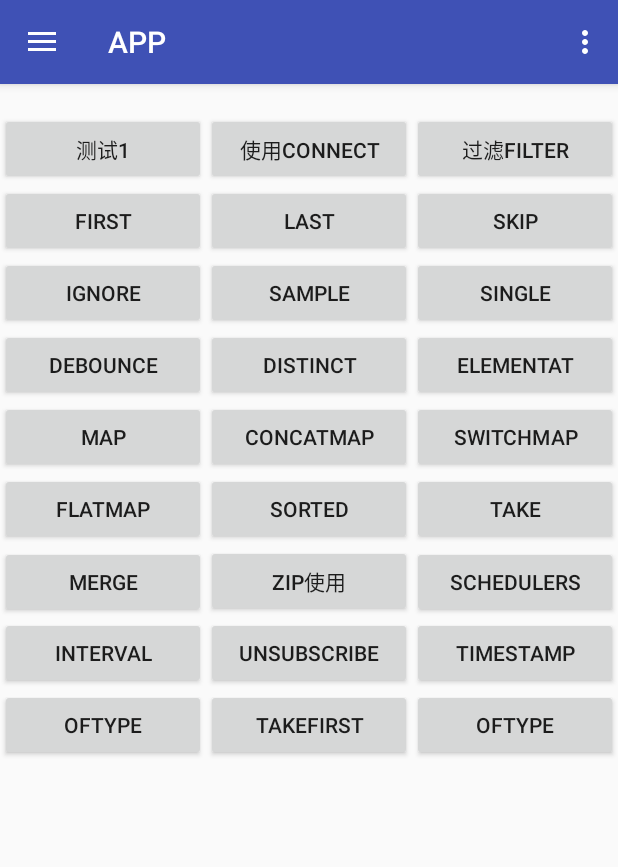
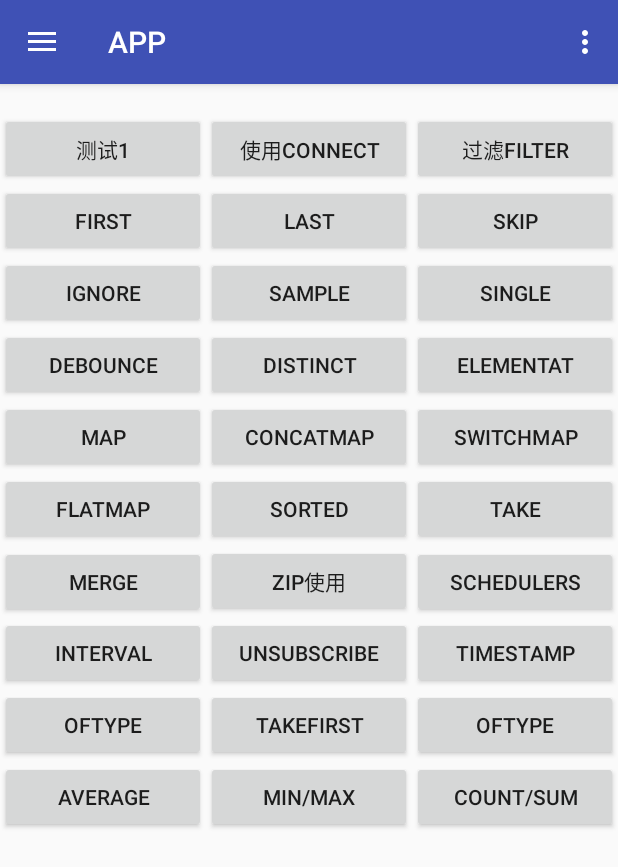
Before and after one commit to xiehui999/fuseProgram, an Android app: the screen it shows after launch (MainActivity), after a tap on "RxJava", on a phone screen of 412 x 824 dp. Shown: the top 867 px of the screen. Run offline under Robolectric (Android 15) with nearby library versions, the phone set to English and light mode, and no system bars; our stand-ins replace ButterKnife; libraries missing offline, so code that uses them is left out: rx.android.schedulers, rx.functions, rx.observables, rx.schedulers; 13 statements that could not run were skipped; 1 other tap on this screen came first.

Commit message:
Update
Update

```diff
--- a/app/build.gradle
+++ b/app/build.gradle
@@ -26,7 +26,8 @@ dependencies {
     testCompile 'junit:junit:4.12'
     compile 'com.android.support:appcompat-v7:23.1.1'
     compile 'com.android.support:design:23.2.0'
-    compile 'io.reactivex:rxjava:1.2.1'
+    compile 'io.reactivex:rxjava:1.2.4'
+    compile 'io.reactivex:rxjava-math:1.0.0'
     compile 'io.reactivex:rxandroid:1.2.1'
     compile 'com.squareup.retrofit2:retrofit:2.1.0'
     compile 'com.squareup.retrofit2:converter-gson:2.1.0'
--- a/app/src/main/java/com/example/xh/rxjava/NormalRxActivity.java
+++ b/app/src/main/java/com/example/xh/rxjava/NormalRxActivity.java
@@ -584,9 +584,9 @@ public class NormalRxActivity extends BaseActivity {
 
     private void executeCombineLastest() {
         // 是将第一个Observable的最新(最后一条)数据与后面的Observable数据项按某种规则合并
-        tv1.setText("combineLastest数据源observableA：range(1,5),observableB:range(7,5)");
-        Observable<Integer> observableA = Observable.range(1, 5);
-        Observable<Integer> observableB = Observable.range(7, 6);
+        tv1.setText("combineLastest数据源observableA：range(1,4),observableB:range(10,5)");
+        Observable<Integer> observableA = Observable.range(1, 4);
+        Observable<Integer> observableB = Observable.range(10, 5);
         Observable.combineLatest(observableA, observableB, new Func2<Integer, Integer, String>() {
             @Override
             public String call(Integer integer, Integer integer2) {
--- a/app/src/main/java/com/example/xh/ui/TestRxJavaFragment.java
+++ b/app/src/main/java/com/example/xh/ui/TestRxJavaFragment.java
@@ -38,6 +38,7 @@ import rx.functions.Action1;
 import rx.functions.Func1;
 import rx.functions.Func2;
 import rx.observables.ConnectableObservable;
+import rx.observables.MathObservable;
 import rx.schedulers.Schedulers;
 import rx.schedulers.Timestamped;
 
@@ -48,7 +49,7 @@ public class TestRxJavaFragment extends Fragment implements View.OnClickListener
 
     private String TAG = "RXJAVA";
     private Button btn1, btn2, btn3, btn4, btn5, btn6, btn7, btn8, btn9, btn10, btn11, btn12, btn13, btn14, btn15;
-    private Button btn16, btn17, btn18, btn19, btn20, btn21, btn22, btn23, btn24, btn25, btn26, btn27;
+    private Button btn16, btn17, btn18, btn19, btn20, btn21, btn22, btn23, btn24, btn25, btn26, btn27, btn28, btn29, btn30;
     private LinearLayout layout;
     private TextView tv;
     private StringBuffer stringBuffer;
@@ -91,6 +92,9 @@ public class TestRxJavaFragment extends Fragment implements View.OnClickListener
         btn25.setOnClickListener(this);
         btn26.setOnClickListener(this);
         btn27.setOnClickListener(this);
+        btn28.setOnClickListener(this);
+        btn29.setOnClickListener(this);
+        btn30.setOnClickListener(this);
     }
 
     @Nullable
@@ -129,6 +133,9 @@ public class TestRxJavaFragment extends Fragment implements View.OnClickListener
         btn25 = (Button) view.findViewById(R.id.btn25);
         btn26 = (Button) view.findViewById(R.id.btn26);
         btn27 = (Button) view.findViewById(R.id.btn27);
+        btn28 = (Button) view.findViewById(R.id.btn28);
+        btn29 = (Button) view.findViewById(R.id.btn29);
+        btn30 = (Button) view.findViewById(R.id.btn30);
         layout = (LinearLayout) view.findViewById(R.id.layout);
         tv = (TextView) view.findViewById(R.id.tv);
 
@@ -234,6 +241,15 @@ public class TestRxJavaFragment extends Fragment implements View.OnClickListener
                 break;
             case R.id.btn27:
                 executeOfType();
+                break;
+            case R.id.btn28:
+                executeAverage();
+                break;
+            case R.id.btn29:
+                executeMin();
+                break;
+            case R.id.btn30:
+                executeCount();
                 break;
 
         }
@@ -1291,4 +1307,64 @@ public class TestRxJavaFragment extends Fragment implements View.OnClickListener
                 });
     }
 
+    private void executeAverage(){
+        tv.setText("Average");
+        Observable observable=Observable.range(1,5);
+        MathObservable.averageInteger(observable).subscribe(new Subscriber<Integer>() {
+
+            @Override
+            public void onCompleted() {
+                Log.e(TAG, "onCompleted: " );
+            }
+
+            @Override
+            public void onError(Throwable e) {
+                Log.e(TAG, "onError: "+e.toString() );
+            }
+
+            @Override
+            public void onNext(Integer integer) {
+                Log.e(TAG, "onNext: " +integer);
+            }
+        });
+    }
+
+    private void executeMin(){
+        tv.setText("Min/Max  range(1,5)" );
+        Observable<Integer> observable=Observable.range(1,5);
+        MathObservable.min(observable).subscribe(new Subscriber<Integer>() {
+            @Override
+            public void onCompleted() {
+                Log.e(TAG, "onCompleted: " );
+            }
+
+            @Override
+            public void onError(Throwable e) {
+                Log.e(TAG, "onError: "+e.toString() );
+            }
+
+            @Override
+            public void onNext(Integer integer) {
+                Log.e(TAG, "onNext: " +integer);
+            }
+        });
+    }
+    private void executeCount(){
+        tv.setText("Count/Sum range(1,5)" );
+        Observable observable=Observable.range(1,5);
+        observable.count().subscribe(new Action1<Integer>() {
+            @Override
+            public void call(Integer integer) {
+                Log.e(TAG, "call: "+integer );
+            }
+        });
+
+        MathObservable.sumInteger(observable).subscribe(new Action1<Integer>() {
+            @Override
+            public void call(Integer integer) {
+                Log.e(TAG, "call: sum:" +integer);
+            }
+        });
+
+    }
 }
--- a/app/src/main/res/layout/rxjavafragment.xml
+++ b/app/src/main/res/layout/rxjavafragment.xml
@@ -254,5 +254,30 @@
                 android:text="OfType" />
 
         </LinearLayout>
+        <LinearLayout
+            android:layout_width="match_parent"
+            android:layout_height="wrap_content"
+            android:orientation="horizontal">
+
+            <Button
+                android:id="@+id/btn28"
+                android:layout_width="0dp"
+                android:layout_height="wrap_content"
+                android:layout_weight="1"
+                android:text="Average" />
+            <Button
+                android:id="@+id/btn29"
+                android:layout_width="0dp"
+                android:layout_height="wrap_content"
+                android:layout_weight="1"
+                android:text="Min/Max" />
+            <Button
+                android:id="@+id/btn30"
+                android:layout_width="0dp"
+                android:layout_height="wrap_content"
+                android:layout_weight="1"
+                android:text="Count/Sum" />
+
+        </LinearLayout>
     </LinearLayout>
 </ScrollView>
```
